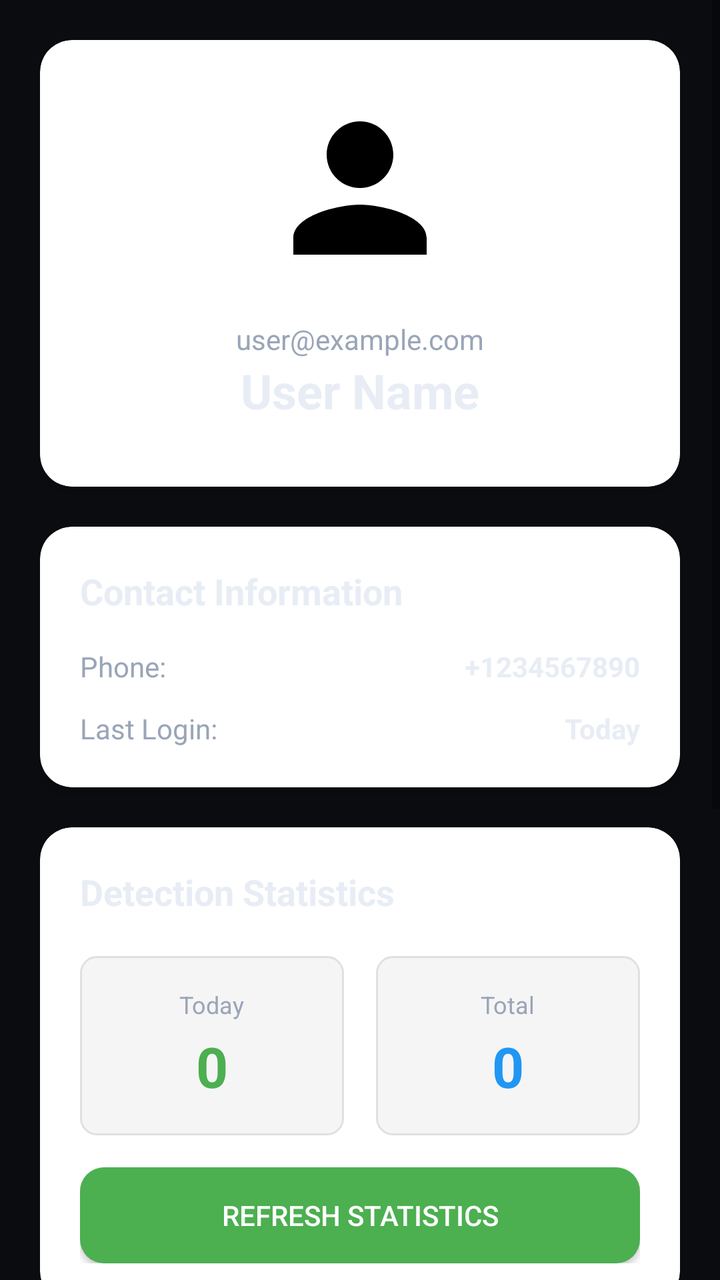
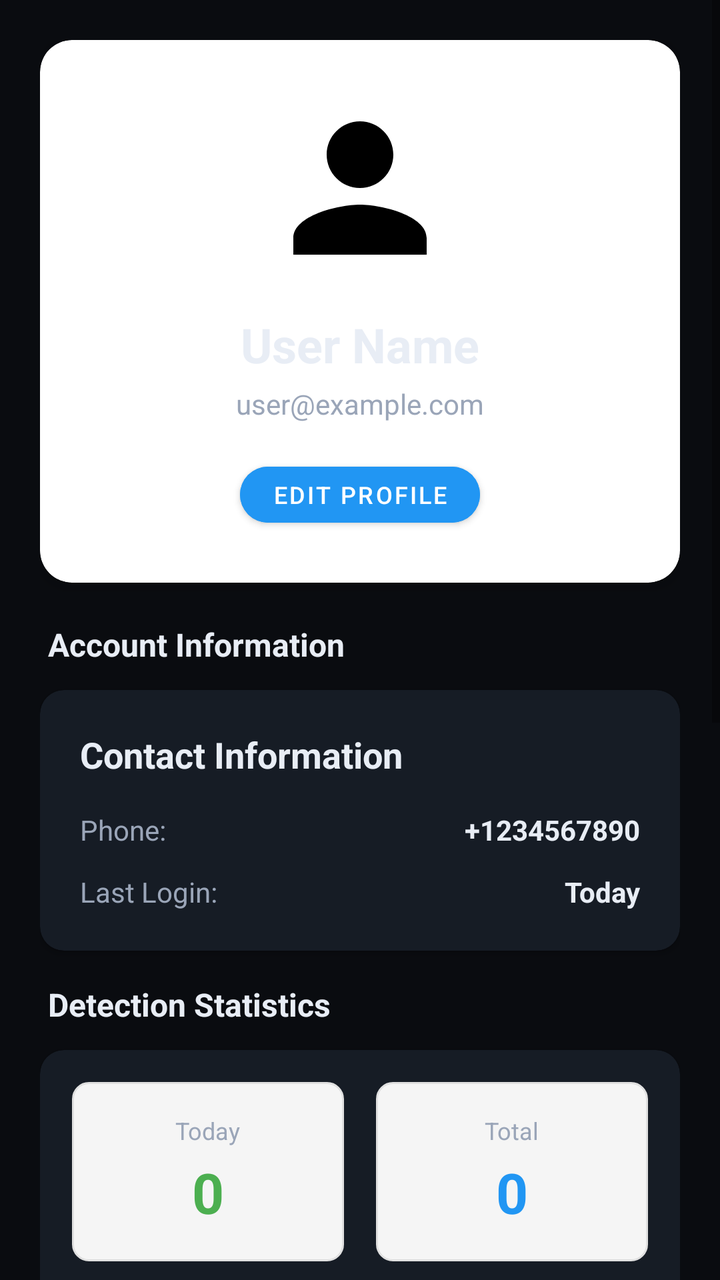

Before-and-after screenshots of an Android layout around one commit, followed by the original layout XML and the change that was made.
<!-- AndroidManifest.xml: application theme Theme.AnimalAlert -->
<!-- res/layout/fragment_profile.xml -->
<?xml version="1.0" encoding="utf-8"?>
<ScrollView xmlns:android="http://schemas.android.com/apk/res/android"
    xmlns:app="http://schemas.android.com/apk/res-auto"
    android:layout_width="match_parent"
    android:layout_height="match_parent"
    android:background="#0A0C10"
    android:fillViewport="true">

    <LinearLayout
        android:layout_width="match_parent"
        android:layout_height="wrap_content"
        android:orientation="vertical"
        android:padding="20dp">

        <androidx.cardview.widget.CardView
            android:layout_width="match_parent"
            android:layout_height="wrap_content"
            android:layout_marginBottom="20dp"
            app:cardCornerRadius="16dp"
            app:cardElevation="4dp"
            android:background="#161C25">

            <LinearLayout
                android:layout_width="match_parent"
                android:layout_height="wrap_content"
                android:orientation="vertical"
                android:padding="24dp"
                android:gravity="center">

                <ImageView
                    android:layout_width="100dp"
                    android:layout_height="100dp"
                    android:src="@drawable/ic_profile"
                    android:layout_marginBottom="16dp" />

                <TextView
                    android:id="@+id/tvUserEmail"
                    android:layout_width="wrap_content"
                    android:layout_height="wrap_content"
                    android:text="user@example.com"
                    android:textSize="14sp"
                    android:textColor="#9AA5B8" />

                <TextView
                    android:id="@+id/tvUserName"
                    android:layout_width="wrap_content"
                    android:layout_height="wrap_content"
                    android:layout_marginBottom="8dp"
                    android:text="User Name"
                    android:textColor="#E8EDF5"
                    android:textSize="24sp"
                    android:textStyle="bold" />

            </LinearLayout>
        </androidx.cardview.widget.CardView>

        <androidx.cardview.widget.CardView
            android:layout_width="match_parent"
            android:layout_height="wrap_content"
            android:layout_marginBottom="20dp"
            app:cardCornerRadius="16dp"
            app:cardElevation="4dp"
            android:background="#161C25">

            <LinearLayout
                android:layout_width="match_parent"
                android:layout_height="wrap_content"
                android:orientation="vertical"
                android:padding="20dp">

                <TextView
                    android:layout_width="wrap_content"
                    android:layout_height="wrap_content"
                    android:text="Contact Information"
                    android:textSize="18sp"
                    android:textStyle="bold"
                    android:textColor="#E8EDF5"
                    android:layout_marginBottom="16dp" />

                <LinearLayout
                    android:layout_width="match_parent"
                    android:layout_height="wrap_content"
                    android:orientation="horizontal"
                    android:layout_marginBottom="12dp">

                    <TextView
                        android:layout_width="0dp"
                        android:layout_height="wrap_content"
                        android:layout_weight="1"
                        android:text="Phone:"
                        android:textSize="14sp"
                        android:textColor="#9AA5B8" />

                    <TextView
                        android:id="@+id/tvUserPhone"
                        android:layout_width="0dp"
                        android:layout_height="wrap_content"
                        android:layout_weight="1"
                        android:text="+1234567890"
                        android:textSize="14sp"
                        android:textStyle="bold"
                        android:textColor="#E8EDF5"
                        android:gravity="end" />
                </LinearLayout>

                <LinearLayout
                    android:layout_width="match_parent"
                    android:layout_height="wrap_content"
                    android:orientation="horizontal">

                    <TextView
                        android:layout_width="0dp"
                        android:layout_height="wrap_content"
                        android:layout_weight="1"
                        android:text="Last Login:"
                        android:textSize="14sp"
                        android:textColor="#9AA5B8" />

                    <TextView
                        android:id="@+id/tvLastLogin"
                        android:layout_width="0dp"
                        android:layout_height="wrap_content"
                        android:layout_weight="1"
                        android:text="Today"
                        android:textSize="14sp"
                        android:textStyle="bold"
                        android:textColor="#E8EDF5"
                        android:gravity="end" />
                </LinearLayout>

            </LinearLayout>
        </androidx.cardview.widget.CardView>

        <androidx.cardview.widget.CardView
            android:layout_width="match_parent"
            android:layout_height="wrap_content"
            android:layout_marginBottom="20dp"
            app:cardCornerRadius="16dp"
            app:cardElevation="4dp"
            android:background="#161C25">

            <LinearLayout
                android:layout_width="match_parent"
                android:layout_height="wrap_content"
                android:orientation="vertical"
                android:padding="20dp">

                <TextView
                    android:layout_width="wrap_content"
                    android:layout_height="wrap_content"
                    android:text="Detection Statistics"
                    android:textSize="18sp"
                    android:textStyle="bold"
                    android:textColor="#E8EDF5"
                    android:layout_marginBottom="20dp" />

                <LinearLayout
                    android:layout_width="match_parent"
                    android:layout_height="wrap_content"
                    android:orientation="horizontal"
                    android:layout_marginBottom="16dp">

                    <LinearLayout
                        android:layout_width="0dp"
                        android:layout_height="wrap_content"
                        android:layout_weight="1"
                        android:orientation="vertical"
                        android:gravity="center"
                        android:background="@drawable/stat_background"
                        android:padding="16dp"
                        android:layout_marginEnd="8dp">

                        <TextView
                            android:layout_width="wrap_content"
                            android:layout_height="wrap_content"
                            android:text="Today"
                            android:textSize="12sp"
                            android:textColor="#9AA5B8"
                            android:layout_marginBottom="4dp" />

                        <TextView
                            android:id="@+id/tvTodayDetections"
                            android:layout_width="wrap_content"
                            android:layout_height="wrap_content"
                            android:text="0"
                            android:textSize="28sp"
                            android:textStyle="bold"
                            android:textColor="#4CAF50" />
                    </LinearLayout>

                    <LinearLayout
                        android:layout_width="0dp"
                        android:layout_height="wrap_content"
                        android:layout_weight="1"
                        android:orientation="vertical"
                        android:gravity="center"
                        android:background="@drawable/stat_background"
                        android:padding="16dp"
                        android:layout_marginStart="8dp">

                        <TextView
                            android:layout_width="wrap_content"
                            android:layout_height="wrap_content"
                            android:text="Total"
                            android:textSize="12sp"
                            android:textColor="#9AA5B8"
                            android:layout_marginBottom="4dp" />

                        <TextView
                            android:id="@+id/tvTotalDetections"
                            android:layout_width="wrap_content"
                            android:layout_height="wrap_content"
                            android:text="0"
                            android:textSize="28sp"
                            android:textStyle="bold"
                            android:textColor="#2196F3" />
                    </LinearLayout>
                </LinearLayout>

                <Button
                    android:id="@+id/btnRefreshStats"
                    android:layout_width="match_parent"
                    android:layout_height="wrap_content"
                    android:text="Refresh Statistics"
                    android:background="@drawable/button_background"
                    android:textColor="#FFFFFF" />

            </LinearLayout>
        </androidx.cardview.widget.CardView>

        <androidx.cardview.widget.CardView
            android:layout_width="match_parent"
            android:layout_height="wrap_content"
            android:layout_marginBottom="20dp"
            app:cardCornerRadius="16dp"
            app:cardElevation="4dp"
            android:background="#161C25">

            <LinearLayout
                android:layout_width="match_parent"
                android:layout_height="wrap_content"
                android:orientation="vertical"
                android:padding="20dp">

                <TextView
                    android:layout_width="wrap_content"
                    android:layout_height="wrap_content"
                    android:text="Notification Settings"
                    android:textSize="18sp"
                    android:textStyle="bold"
                    android:textColor="#E8EDF5"
                    android:layout_marginBottom="16dp" />

                <LinearLayout
                    android:layout_width="match_parent"
                    android:layout_height="wrap_content"
                    android:orientation="horizontal"
                    android:gravity="center_vertical"
                    android:layout_marginBottom="12dp">

                    <TextView
                        android:layout_width="0dp"
                        android:layout_height="wrap_content"
                        android:layout_weight="1"
                        android:text="Enable Notifications"
                        android:textSize="16sp"
                        android:textColor="#E8EDF5" />

                    <androidx.appcompat.widget.SwitchCompat
                        android:id="@+id/switchNotifications"
                        android:layout_width="wrap_content"
                        android:layout_height="wrap_content" />
                </LinearLayout>

                <View
                    android:layout_width="match_parent"
                    android:layout_height="1dp"
                    android:background="#E0E0E0"
                    android:layout_marginVertical="8dp" />

                <LinearLayout
                    android:layout_width="match_parent"
                    android:layout_height="wrap_content"
                    android:orientation="horizontal"
                    android:gravity="center_vertical"
                    android:layout_marginBottom="12dp">

                    <TextView
                        android:layout_width="0dp"
                        android:layout_height="wrap_content"
                        android:layout_weight="1"
                        android:text="In-App Notifications"
                        android:textSize="14sp"
                        android:textColor="#9AA5B8" />

                    <androidx.appcompat.widget.SwitchCompat
                        android:id="@+id/switchInAppNotifications"
                        android:layout_width="wrap_content"
                        android:layout_height="wrap_content" />
                </LinearLayout>

                <LinearLayout
                    android:layout_width="match_parent"
                    android:layout_height="wrap_content"
                    android:orientation="horizontal"
                    android:gravity="center_vertical"
                    android:layout_marginBottom="12dp">

                    <TextView
                        android:layout_width="0dp"
                        android:layout_height="wrap_content"
                        android:layout_weight="1"
                        android:text="Email Notifications"
                        android:textSize="14sp"
                        android:textColor="#9AA5B8" />

                    <androidx.appcompat.widget.SwitchCompat
                        android:id="@+id/switchEmailNotifications"
                        android:layout_width="wrap_content"
                        android:layout_height="wrap_content" />
                </LinearLayout>

                <LinearLayout
                    android:layout_width="match_parent"
                    android:layout_height="wrap_content"
                    android:orientation="horizontal"
                    android:gravity="center_vertical">

                    <TextView
                        android:layout_width="0dp"
                        android:layout_height="wrap_content"
                        android:layout_weight="1"
                        android:text="SMS Notifications"
                        android:textSize="14sp"
                        android:textColor="#9AA5B8" />

                    <androidx.appcompat.widget.SwitchCompat
                        android:id="@+id/switchSmsNotifications"
                        android:layout_width="wrap_content"
                        android:layout_height="wrap_content" />
                </LinearLayout>

            </LinearLayout>
        </androidx.cardview.widget.CardView>

        <Button
            android:id="@+id/btnLogout"
            android:layout_width="match_parent"
            android:layout_height="60dp"
            android:text="Logout"
            android:textSize="18sp"
            android:textStyle="bold"
            android:background="@drawable/button_stop_background"
            android:textColor="#FFFFFF" />

    </LinearLayout>
</ScrollView>
<!-- resources referenced by this layout -->
<resources>
  <!-- drawable button_background (drawable) -->
  <?xml version="1.0" encoding="utf-8"?>
  <shape xmlns:android="http://schemas.android.com/apk/res/android"
      android:shape="rectangle">
      <solid android:color="#4CAF50" />
      <corners android:radius="12dp" />
  </shape>
  <!-- drawable button_stop_background (drawable) -->
  <?xml version="1.0" encoding="utf-8"?>
  <shape xmlns:android="http://schemas.android.com/apk/res/android"
      android:shape="rectangle">
      <solid android:color="#F44336" />
      <corners android:radius="12dp" />
  </shape>
  <!-- drawable ic_profile (drawable) -->
  <?xml version="1.0" encoding="utf-8"?>
  <vector xmlns:android="http://schemas.android.com/apk/res/android"
      android:width="24dp"
      android:height="24dp"
      android:viewportWidth="24"
      android:viewportHeight="24">
      <path
          android:fillColor="#FF000000"
          android:pathData="M12,12c2.21,0 4,-1.79 4,-4s-1.79,-4 -4,-4 -4,1.79 -4,4 1.79,4 4,4zM12,14c-2.67,0 -8,1.34 -8,4v2h16v-2c0,-2.66 -5.33,-4 -8,-4z"/>
  </vector>
  <!-- drawable stat_background (drawable) -->
  <?xml version="1.0" encoding="utf-8"?>
  <shape xmlns:android="http://schemas.android.com/apk/res/android"
      android:shape="rectangle">
      <solid android:color="#F5F5F5" />
      <corners android:radius="8dp" />
      <stroke
          android:width="1dp"
          android:color="#E0E0E0" />
  </shape>
  <style name="Theme.AnimalAlert" parent="Theme.AppCompat.DayNight.NoActionBar">
          <item name="colorPrimary">#0F1520</item>
          <item name="colorPrimaryDark">#0A0C10</item>
          <item name="colorAccent">#00E87A</item>
          <item name="android:statusBarColor">#0A0C10</item>
      </style>
</resources>

<!-- the commit's change to res/layout/fragment_profile.xml (unified diff, before → after) -->
@@ -31,7 +31,17 @@
                     android:layout_width="100dp"
                     android:layout_height="100dp"
                     android:src="@drawable/ic_profile"
-                    android:layout_marginBottom="16dp" />
+                    android:layout_marginBottom="12dp" />
+
+                <TextView
+                    android:id="@+id/tvUserName"
+                    android:layout_width="wrap_content"
+                    android:layout_height="wrap_content"
+                    android:text="User Name"
+                    android:textColor="#E8EDF5"
+                    android:textSize="24sp"
+                    android:textStyle="bold"
+                    android:layout_marginBottom="4dp" />
 
                 <TextView
                     android:id="@+id/tvUserEmail"
@@ -39,28 +49,41 @@
                     android:layout_height="wrap_content"
                     android:text="user@example.com"
                     android:textSize="14sp"
-                    android:textColor="#9AA5B8" />
-
-                <TextView
-                    android:id="@+id/tvUserName"
+                    android:textColor="#9AA5B8"
+                    android:layout_marginBottom="16dp" />
+
+                <com.google.android.material.button.MaterialButton
+                    android:id="@+id/btnEditProfile"
                     android:layout_width="wrap_content"
-                    android:layout_height="wrap_content"
-                    android:layout_marginBottom="8dp"
-                    android:text="User Name"
-                    android:textColor="#E8EDF5"
-                    android:textSize="24sp"
-                    android:textStyle="bold" />
+                    android:layout_height="40dp"
+                    android:text="Edit Profile"
+                    android:textSize="12sp"
+                    android:textColor="#FFFFFF"
+                    app:cornerRadius="20dp"
+                    android:backgroundTint="#2196F3"
+                    style="@style/Widget.MaterialComponents.Button" />
 
             </LinearLayout>
         </androidx.cardview.widget.CardView>
 
+        
+        <TextView
+            android:layout_width="wrap_content"
+            android:layout_height="wrap_content"
+            android:text="Account Information"
+            android:textSize="16sp"
+            android:textStyle="bold"
+            android:textColor="#E8EDF5"
+            android:layout_marginStart="4dp"
+            android:layout_marginBottom="12dp" />
+
         <androidx.cardview.widget.CardView
             android:layout_width="match_parent"
             android:layout_height="wrap_content"
-            android:layout_marginBottom="20dp"
-            app:cardCornerRadius="16dp"
-            app:cardElevation="4dp"
-            android:background="#161C25">
+            android:layout_marginBottom="16dp"
+            app:cardCornerRadius="12dp"
+            app:cardElevation="2dp"
+            app:cardBackgroundColor="#161C25">
 
             <LinearLayout
                 android:layout_width="match_parent"
@@ -131,28 +154,30 @@
             </LinearLayout>
         </androidx.cardview.widget.CardView>
 
+        
+        <TextView
+            android:layout_width="wrap_content"
+            android:layout_height="wrap_content"
+            android:text="Detection Statistics"
+            android:textSize="16sp"
+            android:textStyle="bold"
+            android:textColor="#E8EDF5"
+            android:layout_marginStart="4dp"
+            android:layout_marginBottom="12dp" />
+
         <androidx.cardview.widget.CardView
             android:layout_width="match_parent"
             android:layout_height="wrap_content"
-            android:layout_marginBottom="20dp"
-            app:cardCornerRadius="16dp"
-            app:cardElevation="4dp"
-            android:background="#161C25">
+            android:layout_marginBottom="16dp"
+            app:cardCornerRadius="12dp"
+            app:cardElevation="2dp"
+            app:cardBackgroundColor="#161C25">
 
             <LinearLayout
                 android:layout_width="match_parent"
                 android:layout_height="wrap_content"
                 android:orientation="vertical"
-                android:padding="20dp">
-
-                <TextView
-                    android:layout_width="wrap_content"
-                    android:layout_height="wrap_content"
-                    android:text="Detection Statistics"
-                    android:textSize="18sp"
-                    android:textStyle="bold"
-                    android:textColor="#E8EDF5"
-                    android:layout_marginBottom="20dp" />
+                android:padding="16dp">
 
                 <LinearLayout
                     android:layout_width="match_parent"
@@ -217,54 +242,73 @@
                     </LinearLayout>
                 </LinearLayout>
 
-                <Button
+                <com.google.android.material.button.MaterialButton
                     android:id="@+id/btnRefreshStats"
                     android:layout_width="match_parent"
-                    android:layout_height="wrap_content"
+                    android:layout_height="48dp"
                     android:text="Refresh Statistics"
-                    android:background="@drawable/button_background"
-                    android:textColor="#FFFFFF" />
+                    android:textSize="14sp"
+                    android:textColor="#FFFFFF"
+                    app:cornerRadius="8dp"
+                    android:backgroundTint="#2A3441"
+                    style="@style/Widget.MaterialComponents.Button" />
 
             </LinearLayout>
         </androidx.cardview.widget.CardView>
 
+        
+        <TextView
+            android:layout_width="wrap_content"
+            android:layout_height="wrap_content"
+            android:text="Notification Preferences"
+            android:textSize="16sp"
+            android:textStyle="bold"
+            android:textColor="#E8EDF5"
+            android:layout_marginStart="4dp"
+            android:layout_marginBottom="12dp" />
+
         <androidx.cardview.widget.CardView
             android:layout_width="match_parent"
             android:layout_height="wrap_content"
-            android:layout_marginBottom="20dp"
-            app:cardCornerRadius="16dp"
-            app:cardElevation="4dp"
-            android:background="#161C25">
+            android:layout_marginBottom="16dp"
+            app:cardCornerRadius="12dp"
+            app:cardElevation="2dp"
+            app:cardBackgroundColor="#161C25">
 
             <LinearLayout
                 android:layout_width="match_parent"
                 android:layout_height="wrap_content"
                 android:orientation="vertical"
-                android:padding="20dp">
-
-                <TextView
-                    android:layout_width="wrap_content"
-                    android:layout_height="wrap_content"
-                    android:text="Notification Settings"
-                    android:textSize="18sp"
-                    android:textStyle="bold"
-                    android:textColor="#E8EDF5"
-                    android:layout_marginBottom="16dp" />
+                android:padding="16dp">
 
                 <LinearLayout
                     android:layout_width="match_parent"
                     android:layout_height="wrap_content"
                     android:orientation="horizontal"
                     android:gravity="center_vertical"
-                    android:layout_marginBottom="12dp">
-
-                    <TextView
-                        android:layout_width="0dp"
-                        android:layout_height="wrap_content"
-                        android:layout_weight="1"
-                        android:text="Enable Notifications"
-                        android:textSize="16sp"
-                        android:textColor="#E8EDF5" />
+                    android:layout_marginBottom="16dp">
+
+                    <LinearLayout
+                        android:layout_width="0dp"
+                        android:layout_height="wrap_content"
+                        android:layout_weight="1"
+                        android:orientation="vertical">
+
+                        <TextView
+                            android:layout_width="wrap_content"
+                            android:layout_height="wrap_content"
+                            android:text="Enable Notifications"
+                            android:textSize="16sp"
+                            android:textColor="#E8EDF5"
+                            android:textStyle="bold" />
+
+                        <TextView
+                            android:layout_width="wrap_content"
+                            android:layout_height="wrap_content"
+                            android:text="Receive alerts about animal detections"
+                            android:textSize="12sp"
+                            android:textColor="#9AA5B8" />
+                    </LinearLayout>
 
                     <androidx.appcompat.widget.SwitchCompat
                         android:id="@+id/switchNotifications"
@@ -343,15 +387,17 @@
             </LinearLayout>
         </androidx.cardview.widget.CardView>
 
-        <Button
+        <com.google.android.material.button.MaterialButton
             android:id="@+id/btnLogout"
             android:layout_width="match_parent"
-            android:layout_height="60dp"
+            android:layout_height="56dp"
             android:text="Logout"
-            android:textSize="18sp"
+            android:textSize="16sp"
             android:textStyle="bold"
-            android:background="@drawable/button_stop_background"
-            android:textColor="#FFFFFF" />
+            android:textColor="#FFFFFF"
+            app:cornerRadius="12dp"
+            android:backgroundTint="#DC3545"
+            style="@style/Widget.MaterialComponents.Button" />
 
     </LinearLayout>
 </ScrollView>
<!-- resource entries referenced after the edit -->
@@ -1,19 +1,5 @@
 <!-- resources referenced by this layout -->
 <resources>
-  <!-- drawable button_background (drawable) -->
-  <?xml version="1.0" encoding="utf-8"?>
-  <shape xmlns:android="http://schemas.android.com/apk/res/android"
-      android:shape="rectangle">
-      <solid android:color="#4CAF50" />
-      <corners android:radius="12dp" />
-  </shape>
-  <!-- drawable button_stop_background (drawable) -->
-  <?xml version="1.0" encoding="utf-8"?>
-  <shape xmlns:android="http://schemas.android.com/apk/res/android"
-      android:shape="rectangle">
-      <solid android:color="#F44336" />
-      <corners android:radius="12dp" />
-  </shape>
   <!-- drawable ic_profile (drawable) -->
   <?xml version="1.0" encoding="utf-8"?>
   <vector xmlns:android="http://schemas.android.com/apk/res/android"
@@ -35,9 +21,10 @@
           android:width="1dp"
           android:color="#E0E0E0" />
   </shape>
-  <style name="Theme.AnimalAlert" parent="Theme.AppCompat.DayNight.NoActionBar">
+  <style name="Theme.AnimalAlert" parent="Theme.MaterialComponents.DayNight.NoActionBar">
           <item name="colorPrimary">#0F1520</item>
           <item name="colorPrimaryDark">#0A0C10</item>
+          <item name="colorSecondary">#00E87A</item>
           <item name="colorAccent">#00E87A</item>
           <item name="android:statusBarColor">#0A0C10</item>
       </style>
